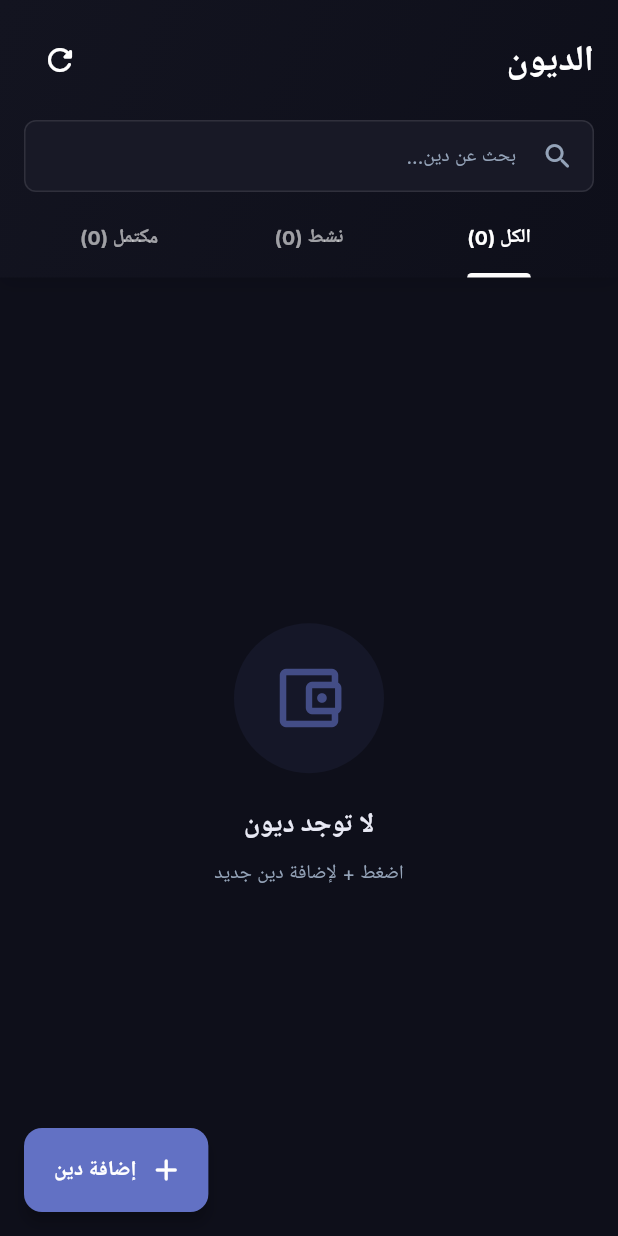
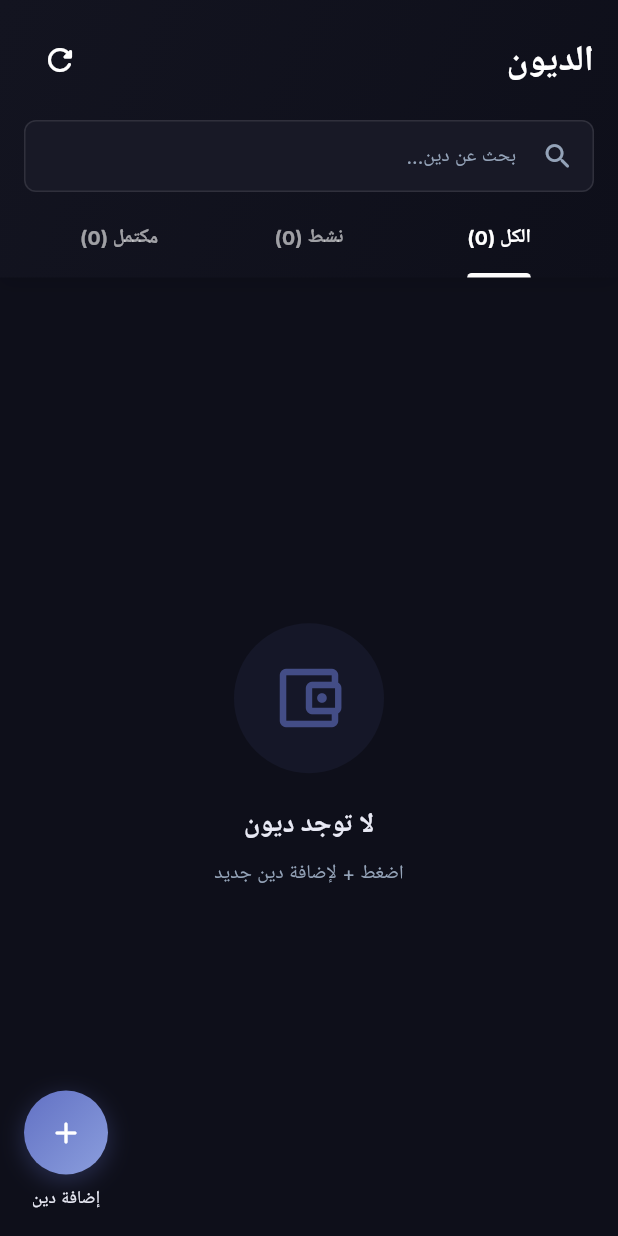
Before and after one commit to kararha/debity, a Flutter app: the DebtsScreen screen opened directly, on a phone screen of 412 x 824 dp. Run offline on Flutter 3.47's test engine with Material 3 defaults, Android fonts, the phone set to English and light mode, and no system bars; our stand-ins replace firebase_core, firebase_messaging, flutter_local_notifications, flutter_secure_storage, google_fonts, shared_preferences and 1 more; accounts and stored records are empty; network calls fail.

Commit message:
Enhance floating action button in DebtsScreen with improved accessibility, design, and semantics

```diff
--- a/lib/screens/debts/debts_screen.dart
+++ b/lib/screens/debts/debts_screen.dart
@@ -225,10 +225,34 @@ class _DebtsScreenState extends State<DebtsScreen> with SingleTickerProviderStat
           ),
         ],
       ),
-      floatingActionButton: FloatingActionButton.extended(
-        heroTag: 'add_debt_fab',
-        backgroundColor: AppColors.brand500,
-        foregroundColor: Colors.white,
+      floatingActionButton: Column(
+        mainAxisSize: MainAxisSize.min,
+        children: [
+          Semantics(
+            label: AppLocalizations.of(context).addDebt,
+            button: true,
+            child: Tooltip(
+              message: AppLocalizations.of(context).addDebt,
+              child: Container(
+                width: 56,
+                height: 56,
+                decoration: BoxDecoration(
+                  shape: BoxShape.circle,
+                  gradient: LinearGradient(
+                    begin: Alignment.topLeft,
+                    end: Alignment.bottomRight,
+                    colors: [AppColors.brand500, AppColors.brand400],
+                  ),
+                  boxShadow: [
+                    BoxShadow(
+                      color: AppColors.brand500.withValues(alpha: 0.28),
+                      blurRadius: 12,
+                      spreadRadius: 1,
+                      offset: const Offset(0, 4),
+                    ),
+                  ],
+                ),
+                child: IconButton(
                   onPressed: () async {
                     final result = await Navigator.push(
                       context,
@@ -236,9 +260,17 @@ class _DebtsScreenState extends State<DebtsScreen> with SingleTickerProviderStat
                     );
                     if (result == true) _loadDebts();
                   },
-        icon: const Icon(Icons.add_rounded),
-        label: Text(AppLocalizations.of(context).addDebt, style: AppTextStyles.base.copyWith(fontWeight: FontWeight.bold, color: Colors.white)),
-        elevation: 4,
+                  icon: const Icon(Icons.add_rounded, color: Colors.white),
+                ),
+              ),
+            ),
+          ),
+          const SizedBox(height: 6),
+          Text(
+            AppLocalizations.of(context).addDebt,
+            style: const TextStyle(fontSize: 12),
+          ),
+        ],
       ),
     );
   }
```
Lines whose indentation alone changed are shown as unchanged.
